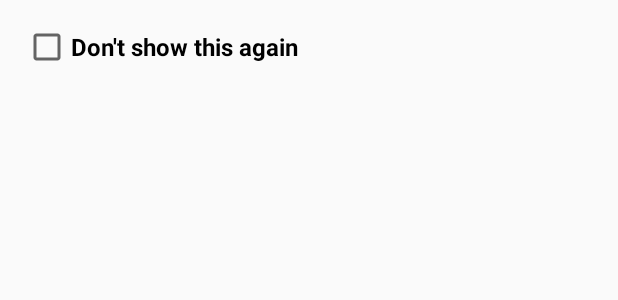
After one commit to Psychic-74/Santractor, an Android app: the layout frame_checkbox.xml on its own in the app's theme, with its tools: preview values and no code run, on a phone screen of 412 x 824 dp. The commit adds this screen. Shown: the top 300 px of the screen. Run offline under Robolectric (Android 15) with nearby library versions, the phone set to English and light mode, and no system bars.

Commit message:
Show changelogs with option to don't show again
Signed-off-by: black-dragon74 <nickk.2974@gmail.com>

```diff
--- /dev/null
+++ b/app/src/main/res/layout/frame_checkbox.xml
@@ -0,0 +1,16 @@
+<?xml version="1.0" encoding="utf-8"?>
+<FrameLayout xmlns:android="http://schemas.android.com/apk/res/android"
+    android:layout_width="fill_parent"
+    android:padding="10dp"
+    android:layout_height="fill_parent">
+
+        <CheckBox
+            android:layout_width="wrap_content"
+            android:layout_height="wrap_content"
+            android:id="@+id/cbDont"
+            android:textSize="16sp"
+            android:textStyle="bold"
+            android:layout_margin="5dp"
+            android:text="Don\'t show this again"/>
+
+</FrameLayout>
--- a/app/src/main/res/values/strings.xml
+++ b/app/src/main/res/values/strings.xml
@@ -15,6 +15,7 @@
         <item>Songs</item>
         <item>Santractor</item>
     </string-array>
+
     <!-- Theme Styles -->
     <string-array name="theme_array">
         <item>Black</item>
@@ -24,4 +25,7 @@
         <item>Blue</item>
         <item>Pink</item>
     </string-array>
+
+    <!-- Changelog -->
+    <string name="changelog">\n- Changed background color to white.\n\n - Show changelogs with option to dismiss.</string>
 </resources>
```
Also changed, not shown: app/src/main/java/com/nick/santractor/WelcomeFragment.java (+37 -0 lines).
